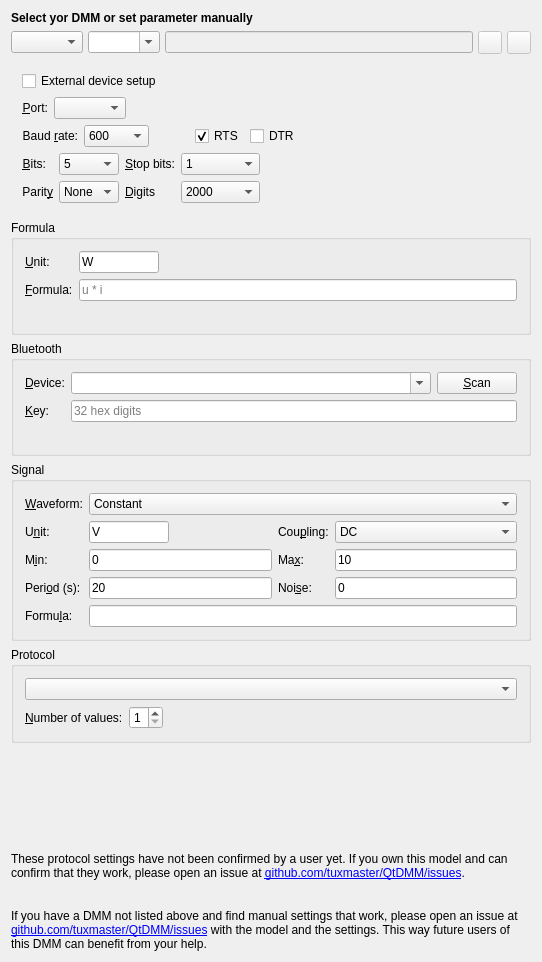
tuxmaster/QtDMM, file src/ui/uidmmprefs.ui: the form before one commit.
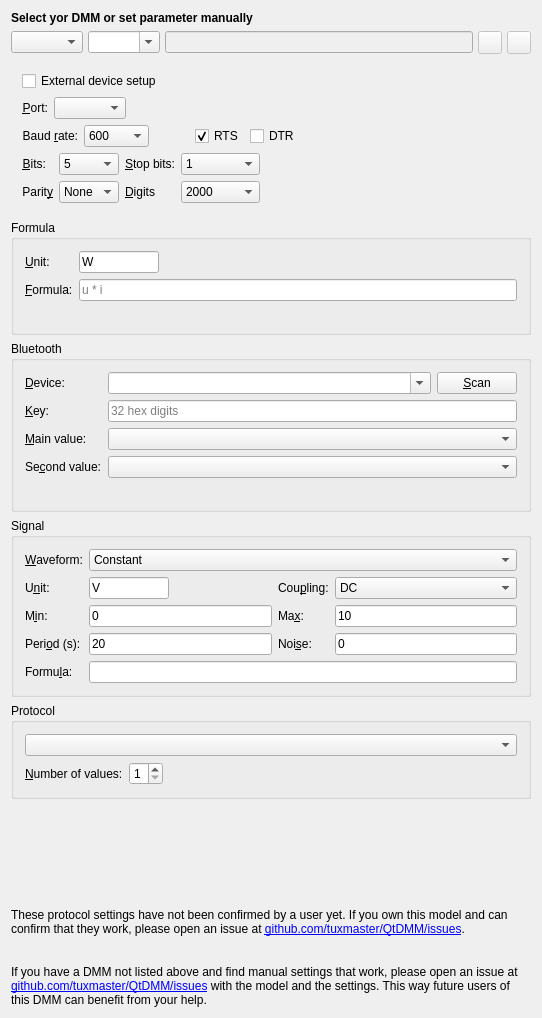
The form after the commit. Icons and pictures are not drawn. Custom widgets are drawn as their Qt base class.

Commit message: Victron: choose which values are shown

Diff of the .ui file:
```diff
--- a/src/ui/uidmmprefs.ui
+++ b/src/ui/uidmmprefs.ui
@@ -691,7 +691,41 @@
         </property>
        </widget>
       </item>
+      <item row="2" column="0">
+       <widget class="QLabel" name="ui_bleMainLabel">
+        <property name="text">
+         <string>&amp;Main value:</string>
+        </property>
+        <property name="buddy">
+         <cstring>ui_bleMain</cstring>
+        </property>
+       </widget>
+      </item>
       <item row="2" column="1" colspan="2">
+       <widget class="QComboBox" name="ui_bleMain">
+        <property name="whatsThis">
+         <string>Which of the device's values the display, the analog meter and the recorder show.</string>
+        </property>
+       </widget>
+      </item>
+      <item row="3" column="0">
+       <widget class="QLabel" name="ui_bleSecondLabel">
+        <property name="text">
+         <string>Se&amp;cond value:</string>
+        </property>
+        <property name="buddy">
+         <cstring>ui_bleSecond</cstring>
+        </property>
+       </widget>
+      </item>
+      <item row="3" column="1" colspan="2">
+       <widget class="QComboBox" name="ui_bleSecond">
+        <property name="whatsThis">
+         <string>A second value shown on the display's second line and logged in the readings table.</string>
+        </property>
+       </widget>
+      </item>
+      <item row="4" column="1" colspan="2">
        <widget class="QLabel" name="ui_bleHint">
         <property name="text">
          <string notr="true"/>
```
The commit also changes 15 other files.
